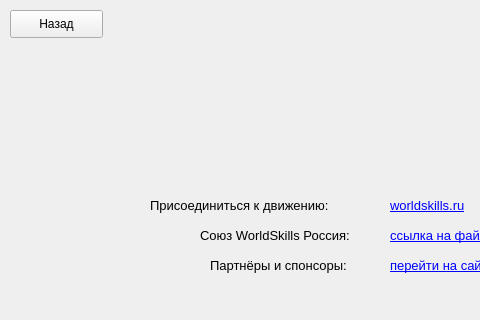
First picture: the form in ui_files/AboutWSRussia.ui, repository antons201/WorldSkills__CourseWork, before the edit; both pictures show x 0 to 480 and y 0 to 320 of the 693 by 536 pixel window.
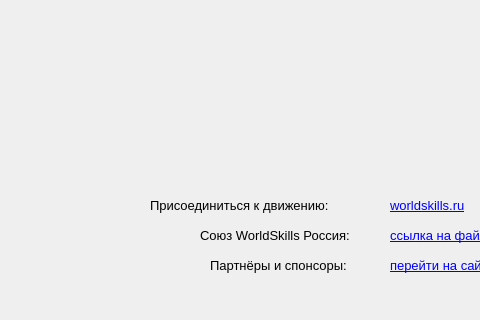
Second picture: the form after the edit.

What changed in the file:
```diff
--- a/ui_files/AboutWSRussia.ui
+++ b/ui_files/AboutWSRussia.ui
@@ -104,19 +104,6 @@
      <string>&lt;a href = &quot;https://worldskills.ru/partneryi-i-sponsoryi.html&quot;&gt; перейти на сайт &lt;/a&gt;</string>
     </property>
    </widget>
-   <widget class="QPushButton" name="BackButton">
-    <property name="geometry">
-     <rect>
-      <x>10</x>
-      <y>10</y>
-      <width>93</width>
-      <height>28</height>
-     </rect>
-    </property>
-    <property name="text">
-     <string>Назад</string>
-    </property>
-   </widget>
    <widget class="QLabel" name="label_2">
     <property name="geometry">
      <rect>
```
